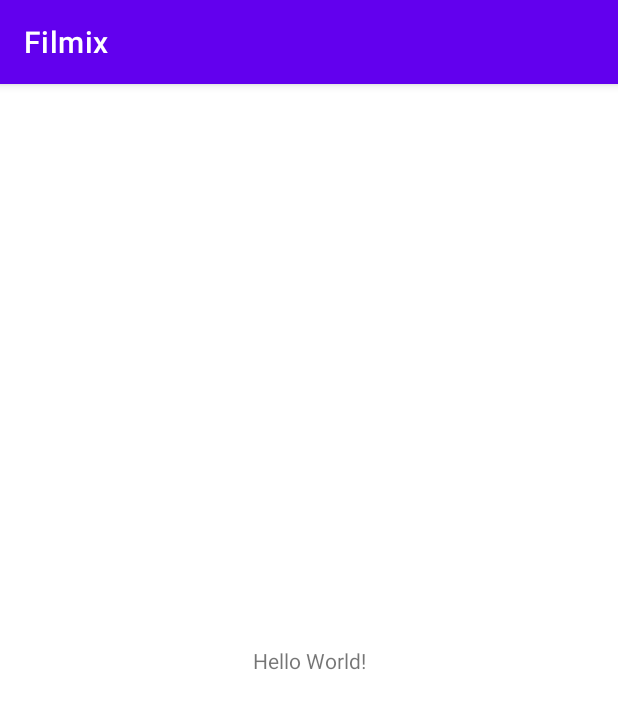
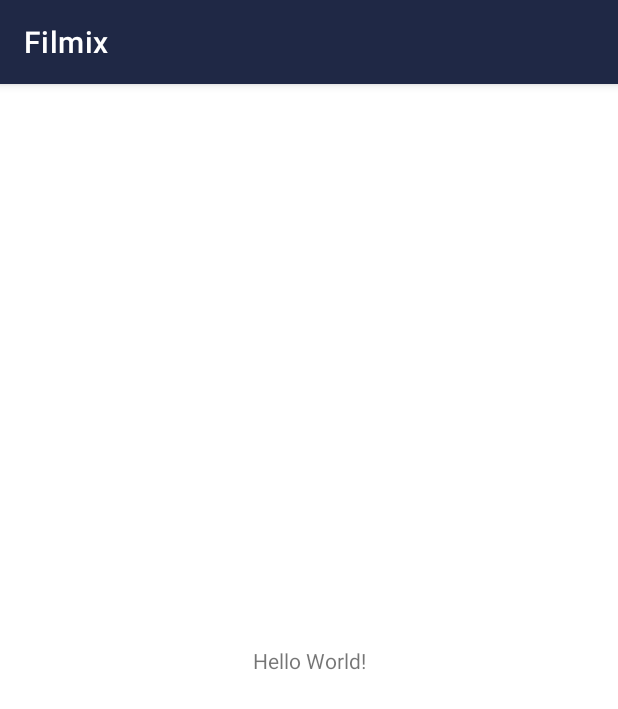
Before and after one commit to VanSharine/filmix-demostracao-projeto, an Android app: the screen it shows after launch (MainActivity), on a phone screen of 412 x 824 dp. Shown: the top 709 px of the screen. Run offline under Robolectric (Android 15) with nearby library versions, the phone set to English and light mode, and no system bars.

Commit message:
define colors theme based on figma, this is created on color tool from material

```diff
--- a/app/src/main/res/values-night/themes.xml
+++ b/app/src/main/res/values-night/themes.xml
@@ -2,13 +2,13 @@
     <!-- Base application theme. -->
     <style name="Theme.Filmix" parent="Theme.MaterialComponents.DayNight.DarkActionBar">
         <!-- Primary brand color. -->
-        <item name="colorPrimary">@color/purple_200</item>
-        <item name="colorPrimaryVariant">@color/purple_700</item>
-        <item name="colorOnPrimary">@color/black</item>
+        <item name="colorPrimary">@color/primaryDarkColor</item>
+        <item name="colorPrimaryVariant">@color/primaryColor</item>
+        <item name="colorOnPrimary">@color/primaryTextColor</item>
         <!-- Secondary brand color. -->
-        <item name="colorSecondary">@color/teal_200</item>
-        <item name="colorSecondaryVariant">@color/teal_200</item>
-        <item name="colorOnSecondary">@color/black</item>
+        <item name="colorSecondary">@color/secondaryDarkColor</item>
+        <item name="colorSecondaryVariant">@color/secondaryColor</item>
+        <item name="colorOnSecondary">@color/secondaryTextColor</item>
         <!-- Status bar color. -->
         <item name="android:statusBarColor" tools:targetApi="l">?attr/colorPrimaryVariant</item>
         <!-- Customize your theme here. -->
--- a/app/src/main/res/values/colors.xml
+++ b/app/src/main/res/values/colors.xml
@@ -1,10 +1,11 @@
 <?xml version="1.0" encoding="utf-8"?>
 <resources>
-    <color name="purple_200">#FFBB86FC</color>
-    <color name="purple_500">#FF6200EE</color>
-    <color name="purple_700">#FF3700B3</color>
-    <color name="teal_200">#FF03DAC5</color>
-    <color name="teal_700">#FF018786</color>
-    <color name="black">#FF000000</color>
-    <color name="white">#FFFFFFFF</color>
+<color name="primaryColor">#1f2845</color>
+<color name="primaryLightColor">#495070</color>
+<color name="primaryDarkColor">#00001e</color>
+<color name="secondaryColor">#61d7e6</color>
+<color name="secondaryLightColor">#98ffff</color>
+<color name="secondaryDarkColor">#1aa5b4</color>
+<color name="primaryTextColor">#ffffff</color>
+<color name="secondaryTextColor">#000000</color>
 </resources>
--- a/app/src/main/res/values/themes.xml
+++ b/app/src/main/res/values/themes.xml
@@ -2,15 +2,19 @@
     <!-- Base application theme. -->
     <style name="Theme.Filmix" parent="Theme.MaterialComponents.DayNight.DarkActionBar">
         <!-- Primary brand color. -->
-        <item name="colorPrimary">@color/purple_500</item>
-        <item name="colorPrimaryVariant">@color/purple_700</item>
-        <item name="colorOnPrimary">@color/white</item>
+        <item name="colorPrimary">@color/primaryColor</item>
+        <item name="colorPrimaryVariant">@color/primaryDarkColor</item>
+        <item name="colorOnPrimary">@color/primaryTextColor</item>
         <!-- Secondary brand color. -->
-        <item name="colorSecondary">@color/teal_200</item>
-        <item name="colorSecondaryVariant">@color/teal_700</item>
-        <item name="colorOnSecondary">@color/black</item>
+        <item name="colorSecondary">@color/secondaryColor</item>
+        <item name="colorSecondaryVariant">@color/secondaryDarkColor</item>
+        <item name="colorOnSecondary">@color/secondaryTextColor</item>
         <!-- Status bar color. -->
         <item name="android:statusBarColor" tools:targetApi="l">?attr/colorPrimaryVariant</item>
         <!-- Customize your theme here. -->
     </style>
+    <style name="Theme.Filmix.Splash" parent="Theme.MaterialComponents.NoActionBar">
+        <item name="android:windowFullscreen">true</item>
+        <item name="android:windowBackground">@drawable/splash</item>
+    </style>
 </resources>
```
